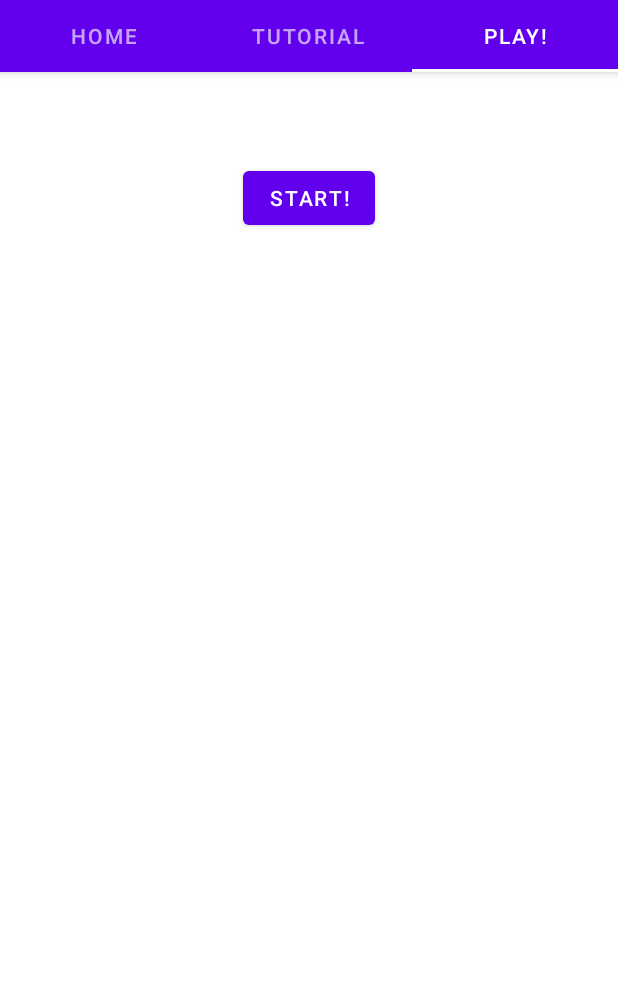
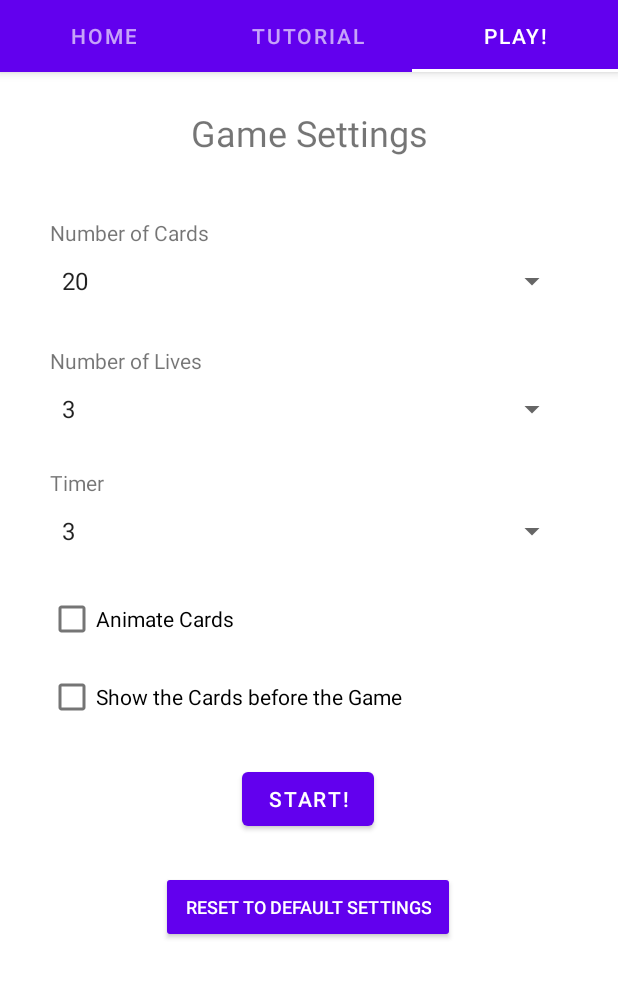
Before and after one commit to Memeapie/CardFlipper, an Android app: the screen it shows after launch (ActivityBar), tab 3 chosen, on a phone screen of 412 x 824 dp, the part 93-1092 px from its top. Run offline under Robolectric (Android 15) with nearby library versions, the phone set to English and light mode, and no system bars.

Commit message:
Game Settings Screen

```diff
--- a/app/src/main/AndroidManifest.xml
+++ b/app/src/main/AndroidManifest.xml
@@ -5,14 +5,14 @@
     <application
         android:allowBackup="true"
         android:icon="@mipmap/ic_launcher"
-        android:label="@string/app_name"
+        android:label="@string/appName"
         android:roundIcon="@mipmap/ic_launcher_round"
         android:supportsRtl="true"
         android:theme="@style/Theme.CardFlipper">
         <activity android:name=".Main.Game"></activity>
         <activity
             android:name=".Main.ActivityBar"
-            android:label="@string/app_name"
+            android:label="@string/appName"
             android:theme="@style/Theme.CardFlipper.NoActionBar" />
         <activity android:name=".Main.SplashScreen">
             <intent-filter>
--- a/app/src/main/java/com/sam/cardflipper/Main/SectionsPagerAdapter.java
+++ b/app/src/main/java/com/sam/cardflipper/Main/SectionsPagerAdapter.java
@@ -8,7 +8,7 @@ import androidx.fragment.app.Fragment;
 import androidx.fragment.app.FragmentManager;
 import androidx.fragment.app.FragmentPagerAdapter;
 
-import com.sam.cardflipper.Fragments.GameSettings;
+import com.sam.cardflipper.Fragments.GameSetting;
 import com.sam.cardflipper.Fragments.Home;
 import com.sam.cardflipper.Fragments.Tutorial;
 import com.sam.cardflipper.R;
@@ -16,7 +16,7 @@ import com.sam.cardflipper.R;
 public class SectionsPagerAdapter extends FragmentPagerAdapter {
 
     @StringRes
-    private static final int[] TAB_TITLES = new int[]{R.string.tab_text_1, R.string.tab_text_2, R.string.tab_text_3};
+    private static final int[] TAB_TITLES = new int[]{R.string.tabText1, R.string.tabText2, R.string.tabText3};
     private final Context mContext;
 
     public SectionsPagerAdapter(Context context, FragmentManager fm) {
@@ -30,7 +30,7 @@ public class SectionsPagerAdapter extends FragmentPagerAdapter {
             case 1:
                 return new Tutorial();
             case 2:
-                return new GameSettings();
+                return new GameSetting();
             default:
                 return new Home();
         }
--- a/app/src/main/java/com/sam/cardflipper/Models/Card.java
+++ b/app/src/main/java/com/sam/cardflipper/Models/Card.java
@@ -17,10 +17,12 @@ public class Card {
     Boolean isCardUsed;
     Position position;
     Integer buttonID;
+    Boolean isCardFlipped;
 
-    public Card(String cardName, Boolean isCardUsed, Position position) {
+    public Card(String cardName, Position position) {
         this.cardName = cardName;
-        this.isCardUsed = isCardUsed;
+        this.isCardUsed = false;
         this.position = position;
+        this.isCardFlipped = false;
     }
 }
--- a/app/src/main/java/com/sam/cardflipper/Services/GameController.java
+++ b/app/src/main/java/com/sam/cardflipper/Services/GameController.java
@@ -1,6 +1,7 @@
 package com.sam.cardflipper.Services;
 
 import com.sam.cardflipper.Models.Card;
+import com.sam.cardflipper.Models.GameSettings;
 
 import java.util.List;
 import java.util.Map;
@@ -9,6 +10,10 @@ public interface GameController {
 
     List<Card> createCardList(int cards);
 
+    void holdMyGameSettings(GameSettings settingsNew);
+
+    GameSettings getMyGameSettings();
+
     List<Integer> createButtonReferences();
 
     Integer getCardImage(String cardName);
--- a/app/src/main/res/layout/activity_bar.xml
+++ b/app/src/main/res/layout/activity_bar.xml
@@ -15,7 +15,7 @@
             android:layout_width="73dp"
             android:layout_height="66dp"
             android:background="@color/purple_500"
-            android:contentDescription="@string/app_name"
+            android:contentDescription="@string/appName"
             app:layout_constraintStart_toStartOf="parent"
             app:layout_constraintTop_toTopOf="parent" />
 
@@ -27,7 +27,7 @@
             android:gravity="center"
             android:minHeight="?actionBarSize"
             android:padding="@dimen/appbar_padding"
-            android:text="@string/app_name"
+            android:text="@string/appName"
             android:textAlignment="viewStart"
             android:textAppearance="@style/TextAppearance.Widget.AppCompat.Toolbar.Title"
             android:textColor="#FFFFFF"
@@ -42,7 +42,7 @@
             android:layout_marginTop="10dp"
             android:background="#673AB7"
             android:backgroundTint="@color/purple_500"
-            android:contentDescription="@string/app_name"
+            android:contentDescription="@string/appName"
             app:layout_constraintStart_toStartOf="parent"
             app:layout_constraintTop_toTopOf="parent"
             app:srcCompat="@mipmap/ic_launcher_round"
--- a/app/src/main/res/layout/fragment_game_settings.xml
+++ b/app/src/main/res/layout/fragment_game_settings.xml
@@ -7,12 +7,122 @@
     tools:context=".Fragments.Home">
 
     <Button
-        android:id="@+id/startButton"
+        android:id="@+id/gameSettingsResetDefault"
+        style="@style/Widget.AppCompat.Button.Colored"
         android:layout_width="wrap_content"
         android:layout_height="wrap_content"
-        android:layout_marginTop="60dp"
-        android:text="@string/start_game"
+        android:layout_marginTop="92dp"
+        android:text="@string/resetToDefault"
+        android:textSize="12sp"
+        app:layout_constraintEnd_toEndOf="parent"
+        app:layout_constraintHorizontal_bias="0.498"
+        app:layout_constraintStart_toStartOf="parent"
+        app:layout_constraintTop_toBottomOf="@+id/gameSettingsCheckBoxShowCards" />
+
+    <TextView
+        android:id="@+id/gameSettingsTimer"
+        android:layout_width="wrap_content"
+        android:layout_height="wrap_content"
+        android:layout_marginBottom="8dp"
+        android:text="@string/timer"
+        app:layout_constraintBottom_toTopOf="@+id/gameSettingsTimerSpinner"
+        app:layout_constraintEnd_toEndOf="parent"
+        app:layout_constraintHorizontal_bias="0.088"
+        app:layout_constraintStart_toStartOf="parent" />
+
+    <Spinner
+        android:id="@+id/gameSettingsTimerSpinner"
+        android:layout_width="345dp"
+        android:layout_height="29dp"
+        android:layout_marginTop="52dp"
+        android:entries="@array/gameSettingsLives"
+        app:layout_constraintEnd_toEndOf="parent"
+        app:layout_constraintStart_toStartOf="parent"
+        app:layout_constraintTop_toBottomOf="@+id/gameSettingsLivesSpinner" />
+
+    <TextView
+        android:id="@+id/gameSettingsLives"
+        android:layout_width="wrap_content"
+        android:layout_height="wrap_content"
+        android:layout_marginBottom="8dp"
+        android:text="@string/lifeCount"
+        app:layout_constraintBottom_toTopOf="@+id/gameSettingsLivesSpinner"
+        app:layout_constraintEnd_toEndOf="parent"
+        app:layout_constraintHorizontal_bias="0.108"
+        app:layout_constraintStart_toStartOf="parent" />
+
+    <Spinner
+        android:id="@+id/gameSettingsLivesSpinner"
+        android:layout_width="345dp"
+        android:layout_height="29dp"
+        android:layout_marginTop="56dp"
+        android:entries="@array/gameSettingsLives"
+        app:layout_constraintEnd_toEndOf="parent"
+        app:layout_constraintStart_toStartOf="parent"
+        app:layout_constraintTop_toBottomOf="@+id/gameSettingsCardsSpinner" />
+
+    <TextView
+        android:id="@+id/gameSettingsCards"
+        android:layout_width="wrap_content"
+        android:layout_height="wrap_content"
+        android:layout_marginBottom="8dp"
+        android:text="@string/cardCount"
+        app:layout_constraintBottom_toTopOf="@+id/gameSettingsCardsSpinner"
+        app:layout_constraintEnd_toEndOf="parent"
+        app:layout_constraintHorizontal_bias="0.108"
+        app:layout_constraintStart_toStartOf="parent" />
+
+    <Spinner
+        android:id="@+id/gameSettingsCardsSpinner"
+        android:layout_width="345dp"
+        android:layout_height="29dp"
+        android:layout_marginTop="68dp"
+        android:entries="@array/gameSettingsCardCounts"
+        app:layout_constraintEnd_toEndOf="parent"
+        app:layout_constraintStart_toStartOf="parent"
+        app:layout_constraintTop_toBottomOf="@+id/gameSettingsTitle" />
+
+    <TextView
+        android:id="@+id/gameSettingsTitle"
+        android:layout_width="wrap_content"
+        android:layout_height="wrap_content"
+        android:layout_marginTop="24dp"
+        android:text="@string/gameSettings"
+        android:textSize="24sp"
         app:layout_constraintEnd_toEndOf="parent"
         app:layout_constraintStart_toStartOf="parent"
         app:layout_constraintTop_toTopOf="parent" />
+
+    <CheckBox
+        android:id="@+id/gameSettingsCheckBoxAnimateCards"
+        android:layout_width="345dp"
+        android:layout_height="48dp"
+        android:layout_marginTop="20dp"
+        android:text="@string/gameSettingsAnimate"
+        app:layout_constraintEnd_toEndOf="parent"
+        app:layout_constraintHorizontal_bias="0.484"
+        app:layout_constraintStart_toStartOf="parent"
+        app:layout_constraintTop_toBottomOf="@+id/gameSettingsTimerSpinner" />
+
+    <Button
+        android:id="@+id/gameSettingsStartButton"
+        android:layout_width="wrap_content"
+        android:layout_height="wrap_content"
+        android:layout_marginTop="20dp"
+        android:text="@string/startGame"
+        app:layout_constraintEnd_toEndOf="parent"
+        app:layout_constraintHorizontal_bias="0.498"
+        app:layout_constraintStart_toStartOf="parent"
+        app:layout_constraintTop_toBottomOf="@+id/gameSettingsCheckBoxShowCards" />
+
+    <CheckBox
+        android:id="@+id/gameSettingsCheckBoxShowCards"
+        android:layout_width="345dp"
+        android:layout_height="48dp"
+        android:layout_marginTop="4dp"
+        android:text="@string/gameSettingsShowCards"
+        app:layout_constraintEnd_toEndOf="parent"
+        app:layout_constraintHorizontal_bias="0.484"
+        app:layout_constraintStart_toStartOf="parent"
+        app:layout_constraintTop_toBottomOf="@+id/gameSettingsCheckBoxAnimateCards" />
 </androidx.constraintlayout.widget.ConstraintLayout>
--- a/app/src/main/res/values/strings.xml
+++ b/app/src/main/res/values/strings.xml
@@ -1,8 +1,39 @@
 <resources>
-    <string name="app_name">Card Flipper</string>
-    <string name="tab_text_1">Home</string>
-    <string name="tab_text_2">Tutorial</string>
-    <string name="tab_text_3">Play!</string>
-    <string name="start_game">Start!</string>
+    <string name="appName">Card Flipper</string>
+    <string name="tabText1">Home</string>
+    <string name="tabText2">Tutorial</string>
+    <string name="tabText3">Play!</string>
+    <string name="startGame">Start!</string>
     <string name="card">card</string>
+    <string name="cardCount">Number of Cards</string>
+    <string name="lifeCount">Number of Lives</string>
+    <string name="gameSettings">Game Settings</string>
+    <string name="score">Score</string>
+    <string name="timer">Timer</string>
+    <string name="gameSettingsAnimate">Animate Cards</string>
+    <string name="gameSettingsShowCards">Show the Cards before the Game</string>
+    <string name="resetToDefault">Reset to Default Settings</string>
+
+    <string-array name="gameSettingsCardCounts">
+        <item>20</item>
+        <item>16</item>
+        <item>12</item>
+        <item>8</item>
+    </string-array>
+
+    <string-array name="gameSettingsTimer">
+        <item>10 Seconds</item>
+        <item>20 Seconds</item>
+        <item>40 Seconds</item>
+        <item>2 Minutes</item>
+        <item>Infinite</item>
+    </string-array>
+
+    <string-array name="gameSettingsLives">
+        <item>3</item>
+        <item>2</item>
+        <item>1</item>
+        <item>Infinite</item>
+    </string-array>
+
 </resources>
```
Also changed, not shown: app/src/main/java/com/sam/cardflipper/Fragments/GameSetting.java (added, +66 -0 lines), app/src/main/java/com/sam/cardflipper/Fragments/GameSettings.java (deleted, +0 -37 lines), app/src/main/java/com/sam/cardflipper/Main/Game.java (+14 -4 lines), app/src/main/java/com/sam/cardflipper/Models/GameSettings.java (added, +41 -0 lines), app/src/main/java/com/sam/cardflipper/Services/Impl/GameControllerImpl.java (+15 -2 lines), app/src/main/res/layout/activity_game.xml (+6 -4 lines).
